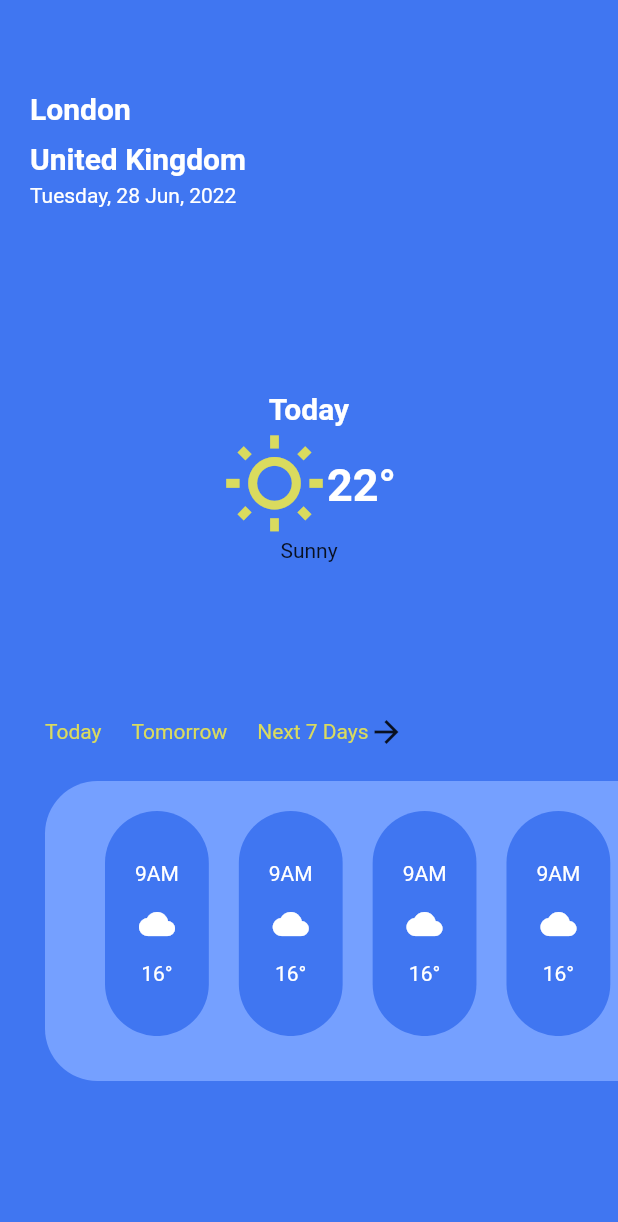
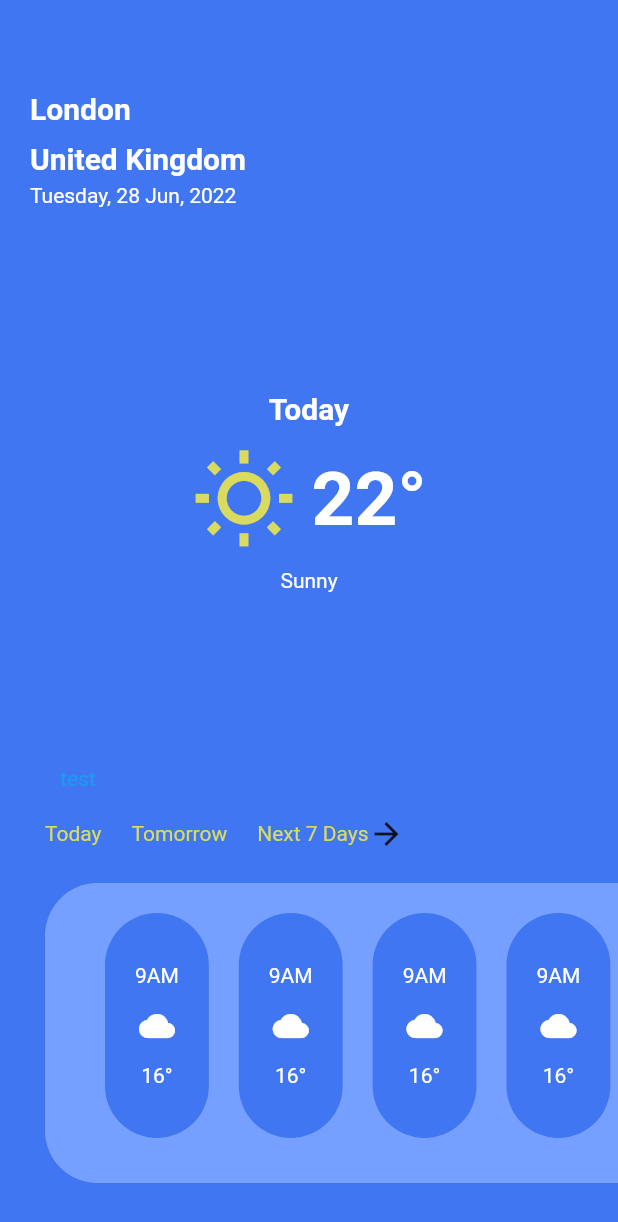
Before and after one commit to BashirYesufu/TalentQL, a Flutter app: the screen it shows after launch, on a phone screen of 412 x 824 dp. Shown: the top 1222 px of the screen. Run offline on Flutter 3.47's test engine with Material 2 defaults, Android fonts, the phone set to English and light mode, and no system bars; our stand-ins replace dio, geolocator.

```diff
--- a/lib/constants/api_endpoints.dart
+++ b/lib/constants/api_endpoints.dart
@@ -1,7 +1,7 @@
 class APIEndpoints {
 
-  static const apiKEY = '';
+  static const _apiKEY = '';
 
-  static String oneTimeCall({required String lat, required String lon}) => 'https://api.openweathermap.org/data/3.0/onecall?lat=$lat&lon=$lon&appid=$apiKEY';
-  static String fiveDayForecast({required String lat, required String lon}) => 'api.openweathermap.org/data/2.5/forecast?lat=$lat&lon=$lon&appid=$apiKEY';
+  static String oneTimeCall({required String lat, required String lon}) => 'https://api.openweathermap.org/data/3.0/onecall?lat=$lat&lon=$lon&appid=$_apiKEY';
+  static String fiveDayForecast({required String lat, required String lon}) => 'https://api.openweathermap.org/data/2.5/weather?lat=$lat&lon=$lon&appid=$_apiKEY';
 }
--- a/lib/constants/textstyles.dart
+++ b/lib/constants/textstyles.dart
@@ -10,6 +10,11 @@ class AppTextStyles{
   static const kWhiteBold30 = TextStyle(
     color: AppColors.white,
     fontSize: 30,
+    fontWeight: FontWeight.bold,
+  );
+  static const kWhiteBold50 = TextStyle(
+    color: AppColors.white,
+    fontSize: 50,
     fontWeight: FontWeight.bold,
   );
   static const kBlackBold30 = TextStyle(
--- a/lib/screens/home_screen.dart
+++ b/lib/screens/home_screen.dart
@@ -1,5 +1,6 @@
 import 'package:flutter/material.dart';
 import 'package:talent_ql/screens/seven_screen.dart';
+import 'package:talent_ql/services/weather_service.dart';
 import '../components/app_scaffold.dart';
 import '../components/app_text.dart';
 import '../components/hourly_forecast_container.dart';
@@ -33,18 +34,25 @@ class HomeScreen extends StatelessWidget {
                     mainAxisAlignment: MainAxisAlignment.center,
                     children: [
                       AppText(text: 'Today'),
-                      Row(
-                        mainAxisAlignment: MainAxisAlignment.center,
-                        children: [
-                          Icon(Icons.wb_sunny_outlined, color: AppColors.gold, size: 70,),
-                          Text('22°', style: AppTextStyles.kWhiteBold30,)
-                        ],
+                      Padding(
+                        padding: const EdgeInsets.symmetric(vertical: 10.0),
+                        child: Row(
+                          mainAxisAlignment: MainAxisAlignment.center,
+                          children: [
+                            Icon(Icons.wb_sunny_outlined, color: AppColors.gold, size: 70,),
+                            SizedBox(width: 10,),
+                            Text('22°', style: AppTextStyles.kWhiteBold50,)
+                          ],
+                        ),
                       ),
-                      Text('Sunny')
+                      Text('Sunny', style: AppTextStyles.kWhite14,)
                     ],
                   ),
                 ),
                 SizedBox(height: 100,),
+                TextButton(onPressed: ()async{
+                  await WeatherService().getCurrentWeather();
+                }, child: Text('test'))
               ],
             ),
           ),
@@ -91,7 +99,6 @@ class HomeScreen extends StatelessWidget {
                   HourlyForecastContainer(),
                   HourlyForecastContainer(),
                   HourlyForecastContainer(),
-
                 ],
               ),
             ),
--- a/lib/services/weather_service.dart
+++ b/lib/services/weather_service.dart
@@ -0,0 +1,22 @@
+import 'package:dio/dio.dart';
+import 'package:geolocator/geolocator.dart';
+import 'package:talent_ql/constants/api_endpoints.dart';
+import 'package:talent_ql/services/location_service.dart';
+
+class WeatherService {
+
+  Dio dio = Dio();
+  LocationService locationService = LocationService();
+
+  Future<Response> getCurrentWeather() async {
+    try{
+      Position position = await locationService.getCurrentLocation();
+      Response response = await dio.get(APIEndpoints.oneTimeCall(lat: '${position.latitude}', lon: '${position.longitude}'));
+      print(response);
+      return response;
+    } catch (e){
+      rethrow;
+    }
+  }
+
+}
--- a/pubspec.yaml
+++ b/pubspec.yaml
@@ -36,6 +36,7 @@ dependencies:
   cupertino_icons: ^1.0.2
   geolocator: ^9.0.0
   intl: ^0.17.0
+  dio: ^4.0.6
 
 dev_dependencies:
   flutter_test:
```
Also changed, not shown: lib/models/weather.dart (added, +13 -0 lines), pubspec.lock.
